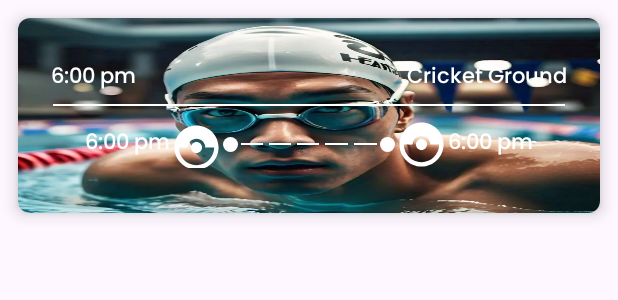
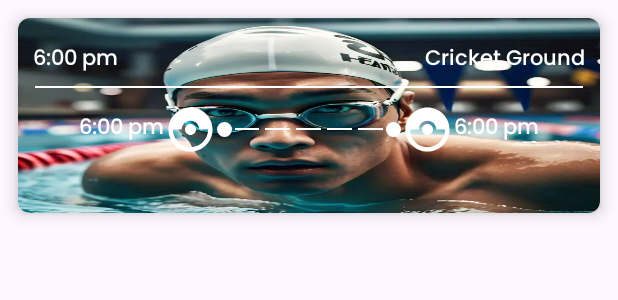
Before and after one commit to rajvirsingh2/Twaran-25, an Android app: the layout match_card.xml on its own in the app's theme, with its tools: preview values and no code run, on a phone screen of 412 x 824 dp. Shown: the top 300 px of the screen. Run offline under Robolectric (Android 15) with nearby library versions, the phone set to English and light mode, and no system bars.

Commit message:
Fixed error

```diff
--- a/app/src/main/res/layout/activity_home_page.xml
+++ b/app/src/main/res/layout/activity_home_page.xml
@@ -17,7 +17,7 @@
         android:background="@drawable/bg"
         app:layout_constraintTop_toTopOf="parent"
         app:layout_constraintBottom_toTopOf="@id/bottomBar" />
-
+\
     <!-- Bottom Bar -->
     <LinearLayout
         android:id="@+id/bottomBar"
@@ -34,8 +34,8 @@
             android:layout_width="40dp"
             android:layout_height="40dp"
             android:src="@drawable/baseline_home_24"
-            android:tint="@color/white"
-            android:layout_weight="1" />
+            android:layout_weight="1"
+            app:tint="@color/white" />
 
         <!-- Profile Button -->
         <ImageView
--- a/app/src/main/res/layout/match_card.xml
+++ b/app/src/main/res/layout/match_card.xml
@@ -6,15 +6,26 @@
     android:layout_margin="12dp"
     app:cardCornerRadius="8dp"
     android:elevation="3dp"
-    android:background="@drawable/rounded_bg"
     app:cardElevation="6dp">
 
+    <FrameLayout
+        android:layout_width="match_parent"
+        android:layout_height="130dp">
+
+        <!-- Background Image -->
+        <ImageView
+            android:id="@+id/backgroundImageView"
+            android:src="@drawable/swim"
+            android:layout_width="match_parent"
+            android:layout_height="match_parent"
+            android:scaleType="fitXY"/>
+
+        <!-- Content Layout (will be on top of background) -->
         <LinearLayout
             android:layout_width="match_parent"
-        android:layout_height="130dp"
+            android:layout_height="match_parent"
             android:orientation="vertical"
-        android:padding="12dp"
-        android:background="@drawable/swim"> <!-- Background added here -->
+            android:background="@android:color/transparent"> <!-- Transparent background -->
 
             <LinearLayout
                 android:layout_width="match_parent"
@@ -157,4 +168,6 @@
             </LinearLayout>
 
         </LinearLayout>
+
+    </FrameLayout>
 </androidx.cardview.widget.CardView>
--- a/gradle/libs.versions.toml
+++ b/gradle/libs.versions.toml
@@ -1,13 +1,13 @@
 [versions]
 agp = "8.7.3"
-kotlin = "1.9.24"
+kotlin = "2.1.0"
 coreKtx = "1.15.0"
 junit = "4.13.2"
 junitVersion = "1.2.1"
 espressoCore = "3.6.1"
 appcompat = "1.7.0"
 material = "1.12.0"
-activity = "1.9.3"
+activity = "1.10.0"
 constraintlayout = "2.2.0"
 navigationFragmentKtx = "2.8.6"
 navigationUiKtx = "2.8.6"
```
Lines whose indentation alone changed are shown as unchanged.
